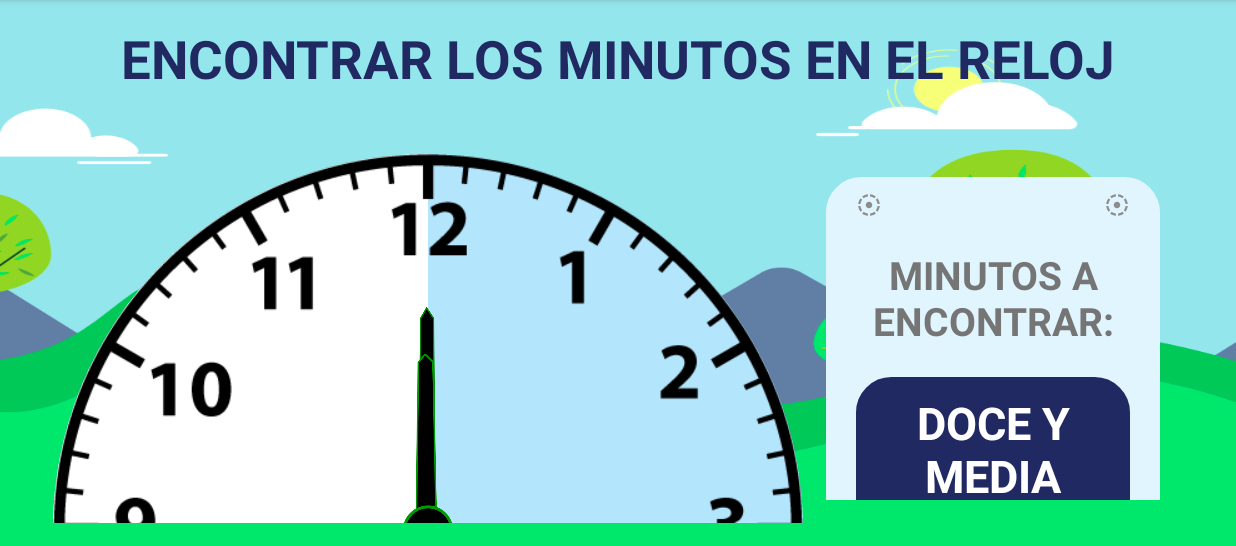
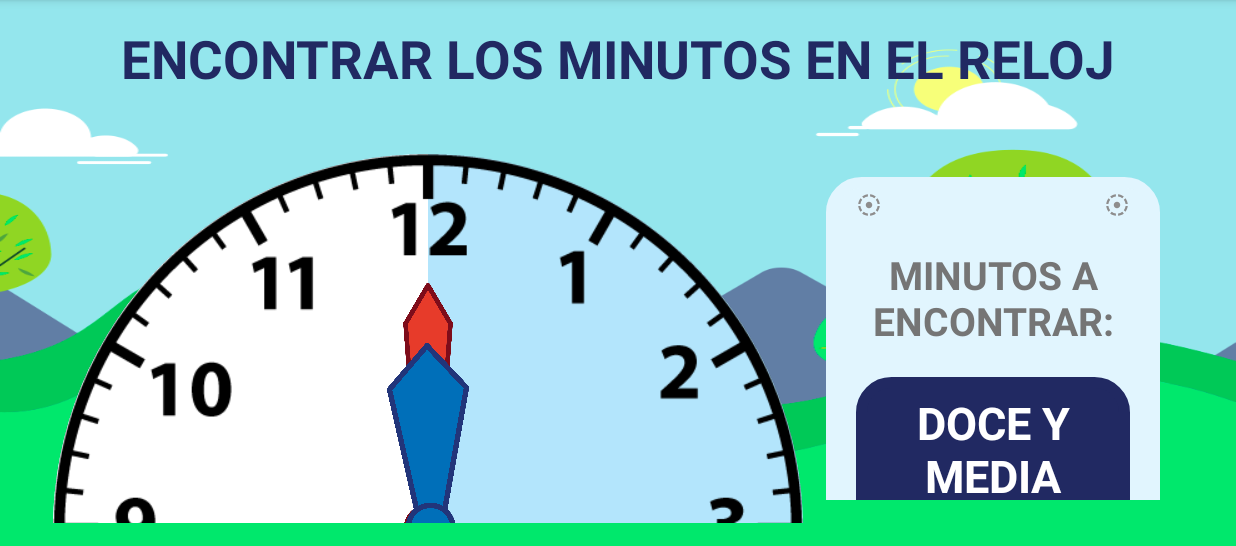
Before and after one commit to ProyectoDane/fiuba-hora, an Android app: the IdentifCuartosHoraActivity screen opened directly, with no data from a screen before it, on a phone screen of 824 x 412 dp (held sideways), the part 72-618 px from its top. Run offline under Robolectric (Android 15) with nearby library versions, the phone set to English and light mode, and no system bars; libraries missing offline, so code that uses them is left out: org.androidannotations.annotations; plain views replace SmallBangView.

Commit message:
Se reemplazan las imagenes de las agujas por las pasadas por Euge

```diff
--- a/app/src/main/res/layout/activity_main.xml
+++ b/app/src/main/res/layout/activity_main.xml
@@ -51,30 +51,31 @@
                 android:src="@mipmap/clock" />
 
             <ImageView
+                android:id="@+id/minHand"
+                android:layout_width="48dp"
+                android:layout_height="180dp"
+                android:layout_alignParentTop="true"
+                android:layout_centerHorizontal="true"
+                android:layout_marginTop="86dp"
+                android:background="@android:color/transparent"
+                android:orientation="vertical"
+                android:src="@mipmap/minutes"
+                android:transformPivotX="25dp"
+                android:transformPivotY="164dp" />
+
+            <ImageView
                 android:id="@+id/hourHand"
-                android:layout_width="40dp"
-                android:layout_height="150dp"
+                android:layout_width="68dp"
+                android:layout_height="140dp"
                 android:layout_alignParentTop="true"
                 android:layout_centerHorizontal="true"
                 android:layout_marginTop="126dp"
                 android:background="@android:color/transparent"
                 android:orientation="vertical"
                 android:src="@mipmap/hour"
-                android:transformPivotX="20dp"
-                android:transformPivotY="126dp" />
+                android:transformPivotX="34dp"
+                android:transformPivotY="123dp" />
 
-            <ImageView
-                android:id="@+id/minHand"
-                android:layout_width="@dimen/hand_width"
-                android:layout_height="170dp"
-                android:layout_alignParentTop="true"
-                android:layout_centerHorizontal="true"
-                android:layout_marginTop="100dp"
-                android:background="@android:color/transparent"
-                android:orientation="vertical"
-                android:src="@mipmap/minutes"
-                android:transformPivotX="20dp"
-                android:transformPivotY="150dp" />
 
 
         </RelativeLayout>
```
Also changed, not shown: app/src/main/res/mipmap-hdpi/hour.png, app/src/main/res/mipmap-hdpi/minutes.png.
